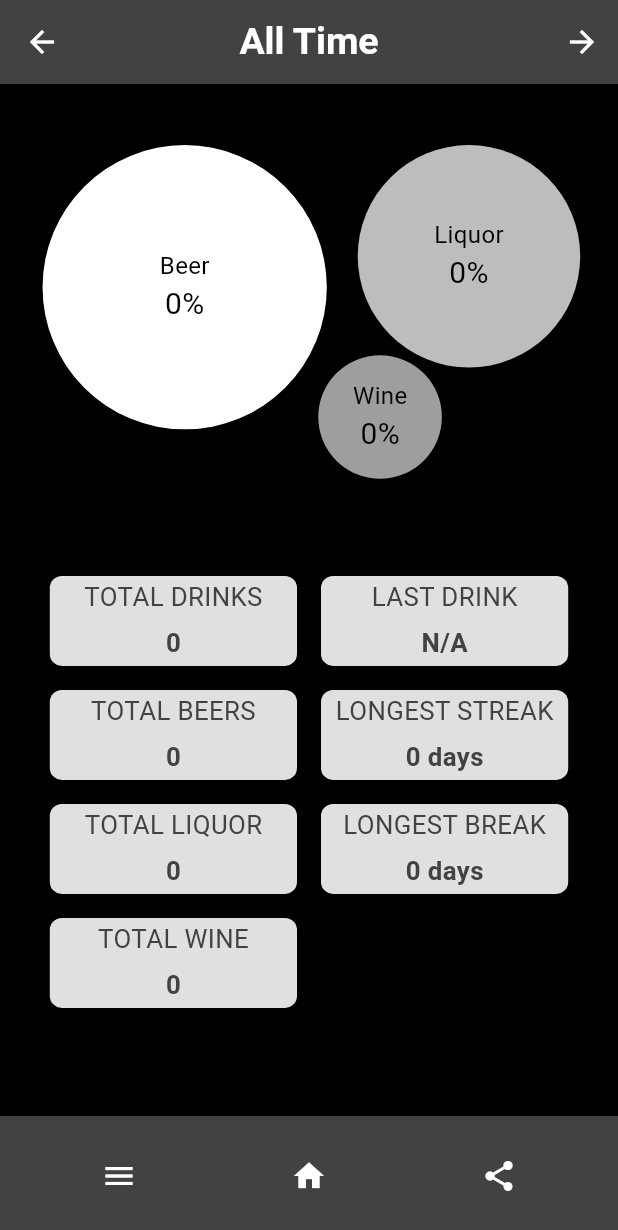
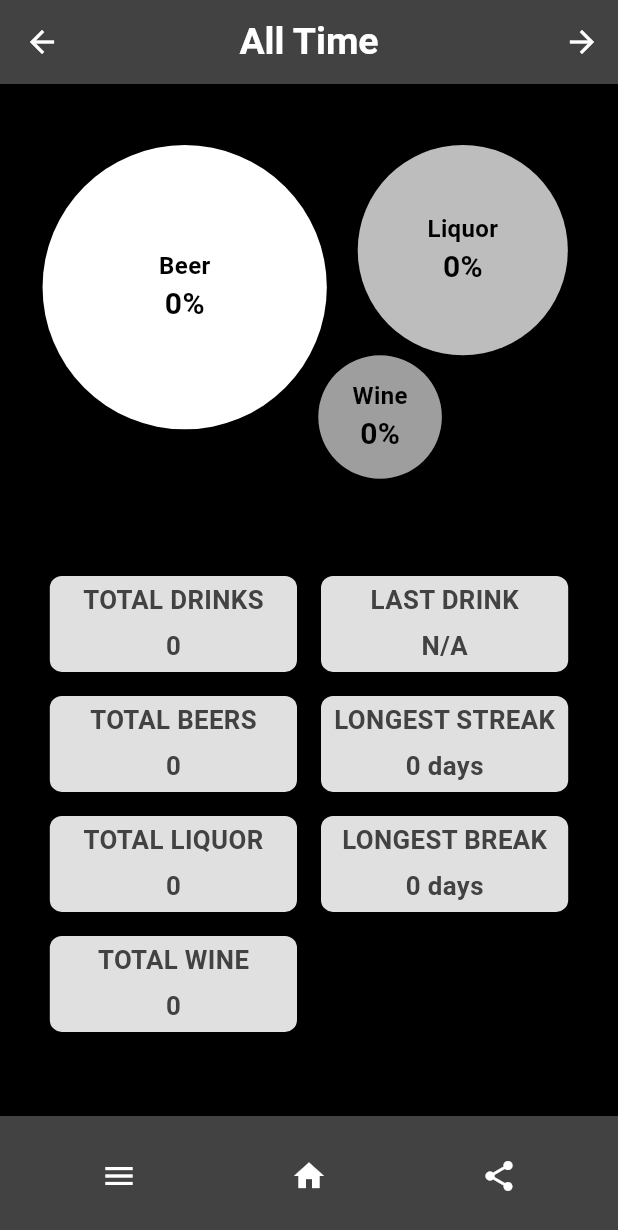
Before and after one commit to abbas-ali-dev/drinks, a Flutter app: the StatsPage screen opened directly, on a phone screen of 412 x 824 dp. Shown: the top 1230 px of the screen. Run offline on Flutter 3.47's test engine with Material 3 defaults, Android fonts, the phone set to English and light mode, and no system bars; our stand-ins replace hive, hive_flutter, sizer; accounts and stored records are empty.

Commit message:
Ui update

```diff
--- a/lib/data/widgets/circle_items.dart
+++ b/lib/data/widgets/circle_items.dart
@@ -33,6 +33,7 @@ class CircleItem extends StatelessWidget {
               style: TextStyle(
                 fontSize: 16,
                 color: textColor,
+                fontWeight: FontWeight.bold,
               ),
             ),
             Text(
@@ -40,6 +41,7 @@ class CircleItem extends StatelessWidget {
               style: TextStyle(
                 fontSize: 20,
                 color: textColor,
+                fontWeight: FontWeight.bold,
               ),
             ),
           ],
--- a/lib/data/widgets/info_container.dart
+++ b/lib/data/widgets/info_container.dart
@@ -11,7 +11,7 @@ class InfoContainer extends StatelessWidget {
   Widget build(BuildContext context) {
     return Container(
       width: 40.w,
-      padding: const EdgeInsets.all(2),
+      padding: const EdgeInsets.all(4),
       decoration: BoxDecoration(
         color: Colors.grey[300],
         borderRadius: BorderRadius.circular(8),
@@ -23,6 +23,7 @@ class InfoContainer extends StatelessWidget {
             style: TextStyle(
               fontSize: 17.sp,
               color: Colors.grey[800],
+              fontWeight: FontWeight.bold,
             ),
           ),
           const SizedBox(height: 6),
--- a/lib/view/screens/stats_page.dart
+++ b/lib/view/screens/stats_page.dart
@@ -148,7 +148,7 @@ class _StatsPageState extends State<StatsPage> {
                         label: 'Liquor',
                         percentage:
                             '${totalLiquor > 0 ? (totalLiquor / totalDrinks * 100).toInt() : 0}%',
-                        size: 18.h,
+                        size: 17.h,
                         textColor: Colors.black,
                       ),
                     ),
```
